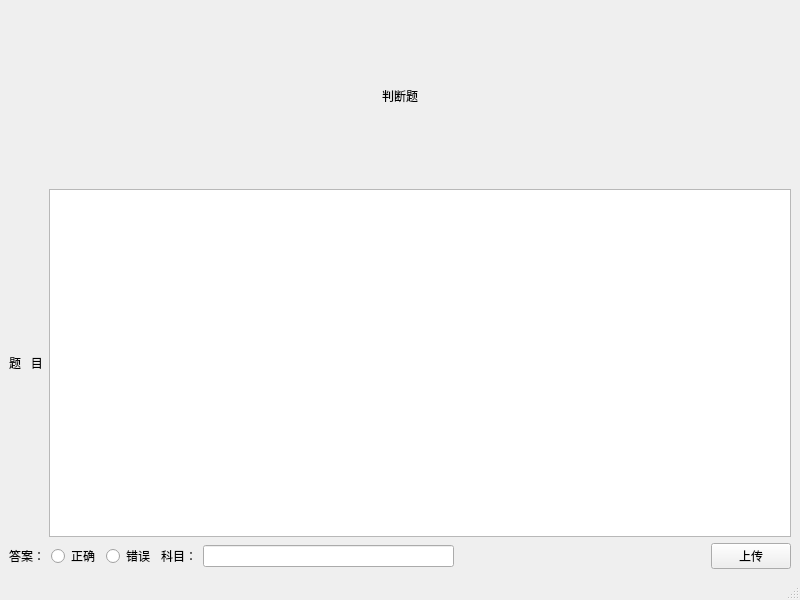
Old version of the form judgewindow.ui in the repository dingmark1/TestSystem.
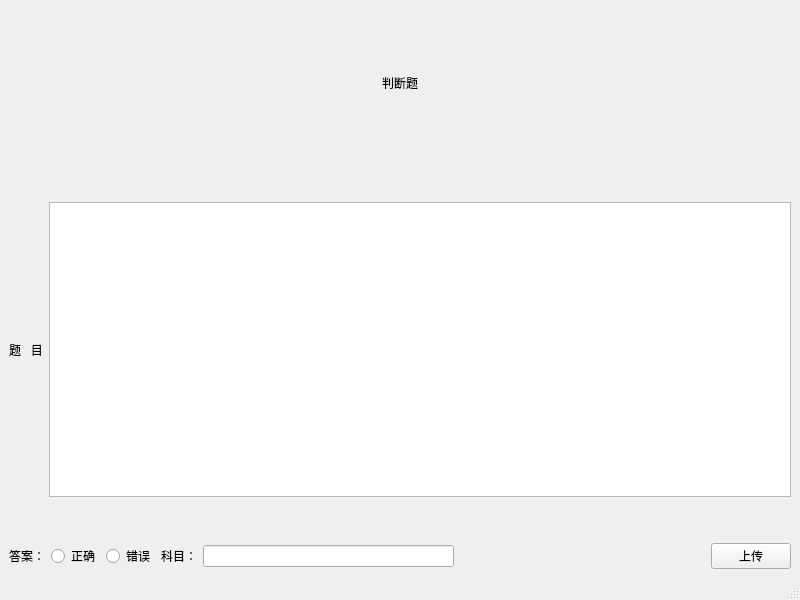
New version of the form.

The edit to the form file:
```diff
--- a/judgewindow.ui
+++ b/judgewindow.ui
@@ -16,7 +16,7 @@
   <widget class="QWidget" name="centralwidget">
    <layout class="QGridLayout" name="gridLayout">
     <item row="0" column="0">
-     <layout class="QVBoxLayout" name="verticalLayout" stretch="1,2,1">
+     <layout class="QVBoxLayout" name="verticalLayout" stretch="1,0,2,0,1">
       <item>
        <widget class="QLabel" name="label_7">
         <property name="text">
@@ -27,6 +27,19 @@
         </property>
        </widget>
       </item>
+      <item>
+       <spacer name="verticalSpacer_2">
+        <property name="orientation">
+         <enum>Qt::Orientation::Vertical</enum>
+        </property>
+        <property name="sizeHint" stdset="0">
+         <size>
+          <width>20</width>
+          <height>40</height>
+         </size>
+        </property>
+       </spacer>
+      </item>
       <item>
        <layout class="QHBoxLayout" name="horizontalLayout_7">
         <item>
@@ -44,6 +57,19 @@
         </item>
        </layout>
       </item>
+      <item>
+       <spacer name="verticalSpacer">
+        <property name="orientation">
+         <enum>Qt::Orientation::Vertical</enum>
+        </property>
+        <property name="sizeHint" stdset="0">
+         <size>
+          <width>20</width>
+          <height>40</height>
+         </size>
+        </property>
+       </spacer>
+      </item>
       <item>
        <layout class="QHBoxLayout" name="horizontalLayout_6">
         <item>
```
